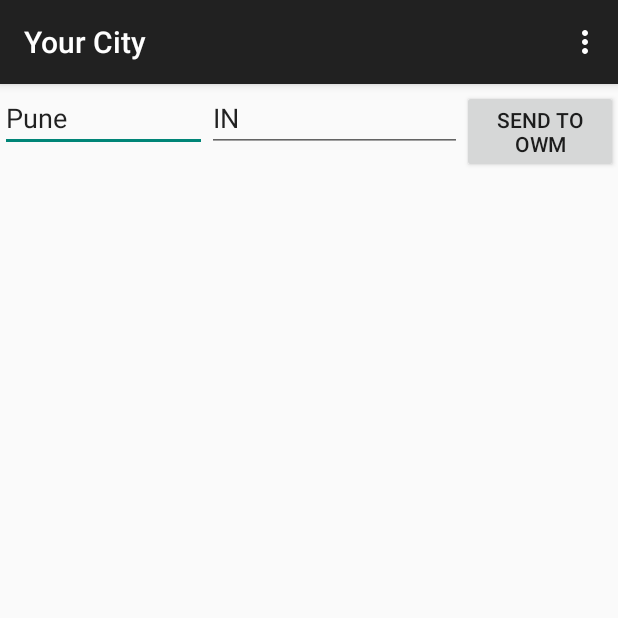
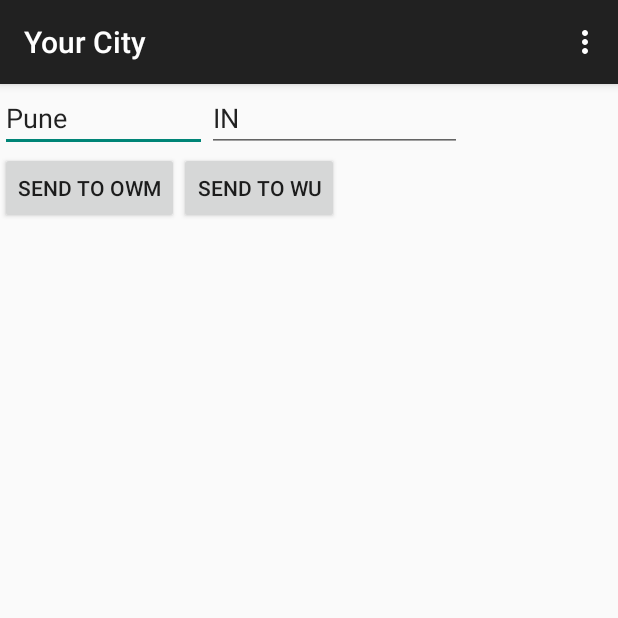
Before and after one commit to gauravsak/Weather1Self, an Android app: the screen it shows after launch (EnterCityDetailsActivity), on a phone screen of 412 x 824 dp, the top half of it. Run offline under Robolectric (Android 15) with nearby library versions, the phone set to English and light mode, and no system bars; our stand-ins replace ButterKnife; libraries missing offline, so code that uses them is left out: com.squareup.okhttp, retrofit.client; 4 statements that could not run were skipped.

Commit message:
Corrected the home activity layout and the parsing of response from WU

```diff
--- /dev/null
+++ b/app/src/main/java/com/equalexperts/weather1self/response/wu/WeatherHistory.java
@@ -0,0 +1,12 @@
+package com.equalexperts.weather1self.response.wu;
+
+import java.util.List;
+
+public class WeatherHistory {
+
+    private List<WeatherDatum> observations;
+
+    public List<WeatherDatum> getObservations() {
+        return observations;
+    }
+}
--- a/app/src/main/java/com/equalexperts/weather1self/response/wu/WeatherResponse.java
+++ b/app/src/main/java/com/equalexperts/weather1self/response/wu/WeatherResponse.java
@@ -4,9 +4,9 @@ import java.util.List;
 
 public class WeatherResponse {
 
-    private List<WeatherDatum> observations;
+    private WeatherHistory history;
 
     public List<WeatherDatum> getWeatherData() {
-        return observations;
+        return history.getObservations();
     }
 }
--- a/app/src/main/res/layout/activity_enter_city_details.xml
+++ b/app/src/main/res/layout/activity_enter_city_details.xml
@@ -1,7 +1,7 @@
-<LinearLayout xmlns:android="http://schemas.android.com/apk/res/android"
+<RelativeLayout xmlns:android="http://schemas.android.com/apk/res/android"
     xmlns:tools="http://schemas.android.com/tools"
     android:layout_width="match_parent"
-    android:layout_height="match_parent"
+    android:layout_height="wrap_content"
     android:orientation="horizontal"
     tools:context=".EnterMessageActivity">
 
@@ -16,12 +16,15 @@
             android:id="@+id/country"
             android:layout_width="wrap_content"
             android:layout_height="wrap_content"
+            android:layout_toEndOf="@+id/city"
+            android:layout_toRightOf="@+id/city"
             android:text="@string/default_country"
             android:hint="@string/enter_country_name"/>
 
         <Button
             android:layout_width="wrap_content"
             android:layout_height="wrap_content"
+            android:layout_below="@+id/city"
             android:id="@+id/send_to_OWM_btn"
             android:text="@string/send_to_OWM"
             android:onClick="sendDetailsToOWM"/>
@@ -29,8 +32,11 @@
         <Button
             android:layout_width="wrap_content"
             android:layout_height="wrap_content"
+            android:layout_below="@+id/city"
+            android:layout_toEndOf="@+id/send_to_OWM_btn"
+            android:layout_toRightOf="@+id/send_to_OWM_btn"
             android:id="@+id/send_to_WU_btn"
             android:text="@string/send_to_WU"
             android:onClick="sendDetailsToWU"/>
 
-</LinearLayout>
+</RelativeLayout>
```
Lines whose indentation alone changed are shown as unchanged.
